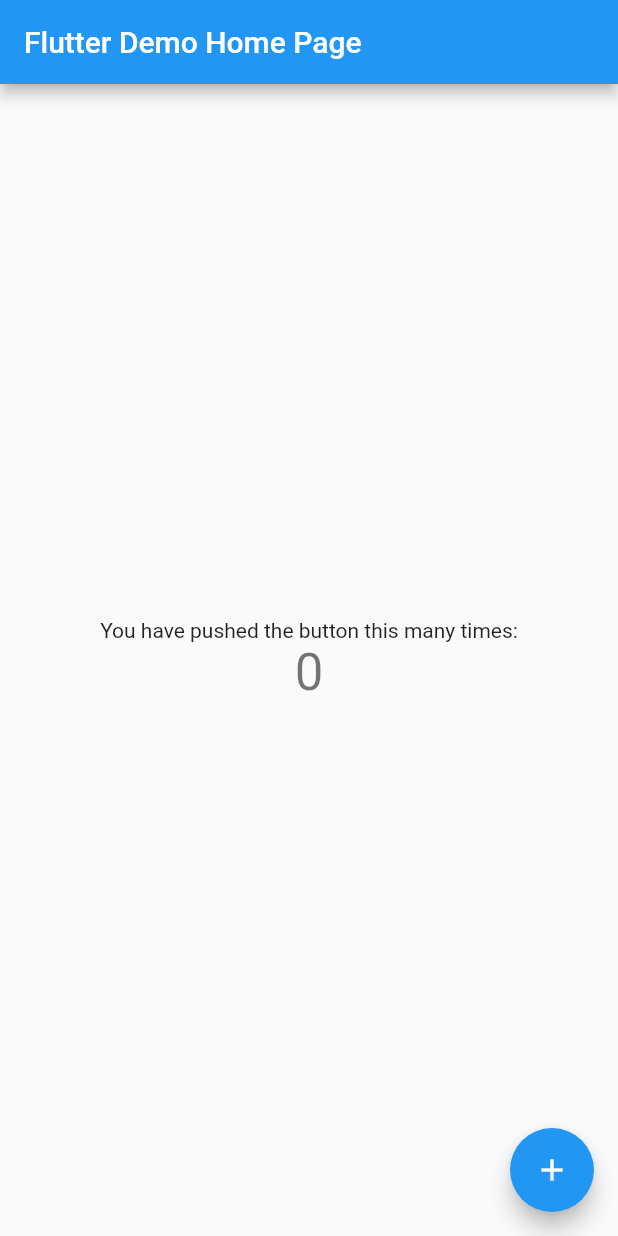
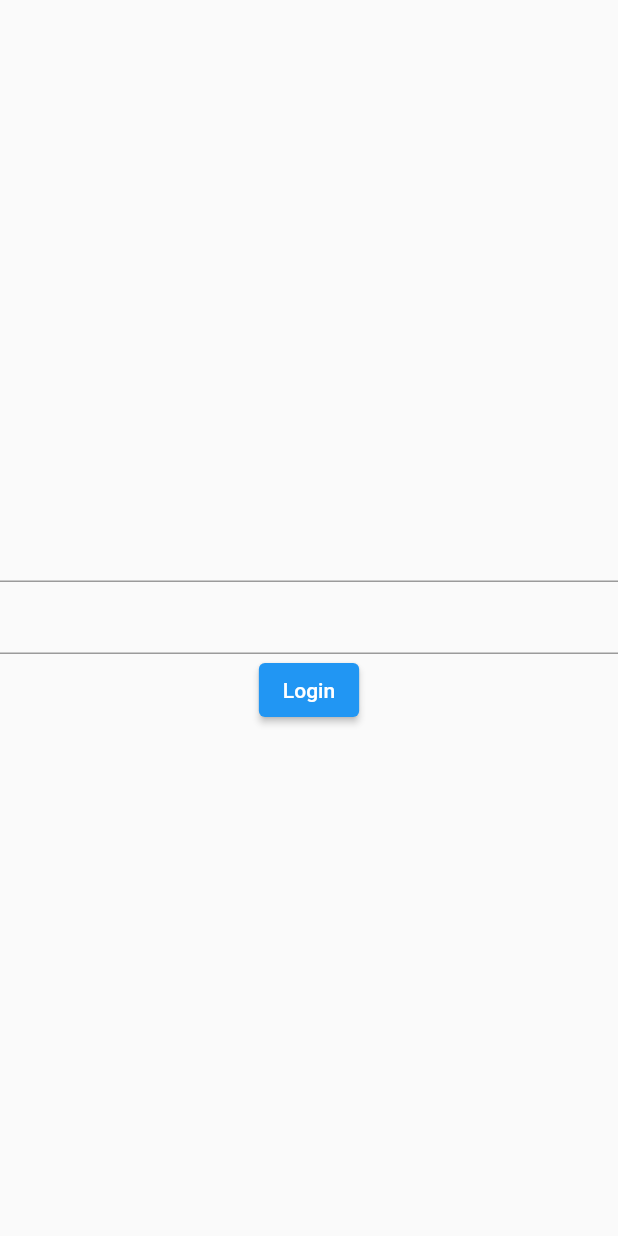
Before and after one commit to foreg/service_desk, a Flutter app: the screen it shows after launch, on a phone screen of 412 x 824 dp. Run offline on Flutter 3.47's test engine with Material 2 defaults, Android fonts, the phone set to English and light mode, and no system bars; missing offline and left inert: onesignal_flutter; accounts and stored records are empty.

Commit message:
auth module without api

```diff
--- /dev/null
+++ b/lib/auth/auth_page.dart
@@ -0,0 +1,68 @@
+import 'package:flutter/material.dart';
+import 'package:provider/provider.dart';
+import 'package:service_desk/auth/auth_state.dart';
+import 'package:service_desk/home/home_page.dart';
+
+class AuthPage extends StatefulWidget {
+  const AuthPage({Key? key}) : super(key: key);
+
+  static const routeName = 'auth';
+
+  @override
+  State<AuthPage> createState() => _AuthPageState();
+}
+
+class _AuthPageState extends State<AuthPage> {
+  final _loginController = TextEditingController();
+  final _passwordController = TextEditingController();
+  AuthState? authState;
+
+  @override
+  void initState() {
+    super.initState();
+  }
+
+  @override
+  void didChangeDependencies() {
+    authState ??= Provider.of<AuthState>(context)
+      ..addListener(_onAuthStateChange);
+    super.didChangeDependencies();
+  }
+
+  @override
+  void dispose() {
+    authState?.removeListener(_onAuthStateChange);
+    super.dispose();
+  }
+
+  @override
+  Widget build(BuildContext context) {
+    return Scaffold(
+      body: Center(
+        child: Column(
+          mainAxisSize: MainAxisSize.min,
+          children: [
+            TextField(controller: _loginController),
+            TextField(controller: _passwordController),
+            if (authState?.error != null) Text(authState!.error!),
+            ElevatedButton(
+              onPressed: _onSubmit,
+              child: const Text('Login'),
+            ),
+          ],
+        ),
+      ),
+    );
+  }
+
+  void _onSubmit() {
+    authState?.login(
+        login: _loginController.text, password: _passwordController.text);
+  }
+
+  void _onAuthStateChange() {
+    if (authState?.isLoggedIn ?? false) {
+      Navigator.of(context).pushReplacementNamed(HomePage.routeName);
+    }
+  }
+}
--- /dev/null
+++ b/lib/auth/auth_repository.dart
@@ -0,0 +1,41 @@
+import 'dart:async';
+
+import 'package:service_desk/auth/user.dart';
+import 'package:service_desk/core/api_manager.dart';
+
+abstract class AuthEvent {
+  const AuthEvent();
+}
+
+class SuccessfullAuthEvent extends AuthEvent {
+  const SuccessfullAuthEvent(this.user);
+
+  final User user;
+}
+
+class FailureAuthEvent extends AuthEvent {
+  const FailureAuthEvent(this.error);
+
+  final String error;
+}
+
+class AuthRepository {
+  final _controller = StreamController<AuthEvent>();
+  final _api = APIManager();
+
+  Stream<AuthEvent> get events => _controller.stream;
+
+  Future<void> login({required String login, required String password}) async {
+    final response = await _api.login(login: login, password: password);
+
+    if (response.containsKey('userId')) {
+      _controller.add(SuccessfullAuthEvent(User(userId: response['userId'])));
+    } else {
+      _controller.add(const FailureAuthEvent('An error has occurred'));
+    }
+  }
+
+  void dispose() {
+    _controller.close();
+  }
+}
--- /dev/null
+++ b/lib/auth/auth_state.dart
@@ -0,0 +1,46 @@
+import 'dart:async';
+
+import 'package:flutter/foundation.dart';
+import 'package:service_desk/auth/auth_repository.dart';
+import 'package:service_desk/auth/user.dart';
+
+class AuthState extends ChangeNotifier {
+  AuthState(this._authRepository) {
+    _eventsSubscription = _authRepository.events.listen(_onAuthEvent);
+  }
+
+  final AuthRepository _authRepository;
+  late final StreamSubscription _eventsSubscription;
+  User? _user;
+  String? _error;
+
+  User? get user => _user;
+  String? get error => _error;
+
+  bool get isLoggedIn => _user != null;
+
+  Future<void> login({required String login, required String password}) {
+    _updateState(user: null, error: null);
+    return _authRepository.login(login: login, password: password);
+  }
+
+  void _onAuthEvent(AuthEvent event) {
+    if (event is SuccessfullAuthEvent) {
+      _updateState(user: event.user, error: null);
+    } else if (event is FailureAuthEvent) {
+      _updateState(user: null, error: event.error);
+    }
+  }
+
+  void _updateState({User? user, String? error}) {
+    _user = user;
+    _error = error;
+    notifyListeners();
+  }
+
+  @override
+  void dispose() {
+    _eventsSubscription.cancel();
+    super.dispose();
+  }
+}
--- /dev/null
+++ b/lib/auth/user.dart
@@ -0,0 +1,8 @@
+import 'package:flutter/foundation.dart';
+
+@immutable
+class User {
+  const User({required this.userId});
+
+  final String userId;
+}
--- a/lib/core/api_manager.dart
+++ b/lib/core/api_manager.dart
@@ -11,4 +11,14 @@
     // Загрузка пользователя из local
     return;
   }
+
+  Future<Map<String, dynamic>> login({
+    required String login,
+    required String password,
+  }) async {
+    await Future.delayed(const Duration(seconds: 1));
+    return {
+      'userId': '123',
+    };
+  }
 }
--- a/lib/main.dart
+++ b/lib/main.dart
@@ -1,12 +1,25 @@
 import 'package:flutter/material.dart';
+import 'package:provider/provider.dart';
+import 'package:service_desk/auth/auth_page.dart';
+import 'package:service_desk/auth/auth_repository.dart';
+import 'package:service_desk/auth/auth_state.dart';
 import 'package:service_desk/core/notification_manager.dart';
 import 'package:service_desk/core/api_manager.dart';
+import 'package:service_desk/home/home_page.dart';
 
 void main() async {
   WidgetsFlutterBinding.ensureInitialized();
   await NotificationManager().init();
   await APIManager().init();
-  runApp(const MyApp());
+
+  final authRepository = AuthRepository();
+  final authState = AuthState(authRepository);
+  runApp(
+    ChangeNotifierProvider.value(
+      value: authState,
+      child: const MyApp(),
+    ),
+  );
 }
 
 class MyApp extends StatelessWidget {
@@ -19,54 +32,11 @@
       theme: ThemeData(
         primarySwatch: Colors.blue,
       ),
-      home: const MyHomePage(title: 'Flutter Demo Home Page'),
+      initialRoute: AuthPage.routeName,
+      routes: {
+        AuthPage.routeName: (context) => const AuthPage(),
+        HomePage.routeName: (context) => const HomePage(),
+      },
     );
   }
 }
-
-class MyHomePage extends StatefulWidget {
-  const MyHomePage({Key? key, required this.title}) : super(key: key);
-
-  final String title;
-
-  @override
-  State<MyHomePage> createState() => _MyHomePageState();
-}
-
-class _MyHomePageState extends State<MyHomePage> {
-  int _counter = 0;
-
-  void _incrementCounter() {
-    setState(() {
-      _counter++;
-    });
-  }
-
-  @override
-  Widget build(BuildContext context) {
-    return Scaffold(
-      appBar: AppBar(
-        title: Text(widget.title),
-      ),
-      body: Center(
-        child: Column(
-          mainAxisAlignment: MainAxisAlignment.center,
-          children: <Widget>[
-            const Text(
-              'You have pushed the button this many times:',
-            ),
-            Text(
-              '$_counter',
-              style: Theme.of(context).textTheme.headline4,
-            ),
-          ],
-        ),
-      ),
-      floatingActionButton: FloatingActionButton(
-        onPressed: _incrementCounter,
-        tooltip: 'Increment',
-        child: const Icon(Icons.add),
-      ),
-    );
-  }
-}
--- a/pubspec.yaml
+++ b/pubspec.yaml
@@ -13,6 +13,7 @@
   flutter:
     sdk: flutter
   http: ^0.13.4
+  provider: ^6.0.1
 
 dev_dependencies:
   flutter_lints: ^1.0.0
```
Also changed, not shown: lib/home/home_page.dart (added, +48 -0 lines), pubspec.lock.
